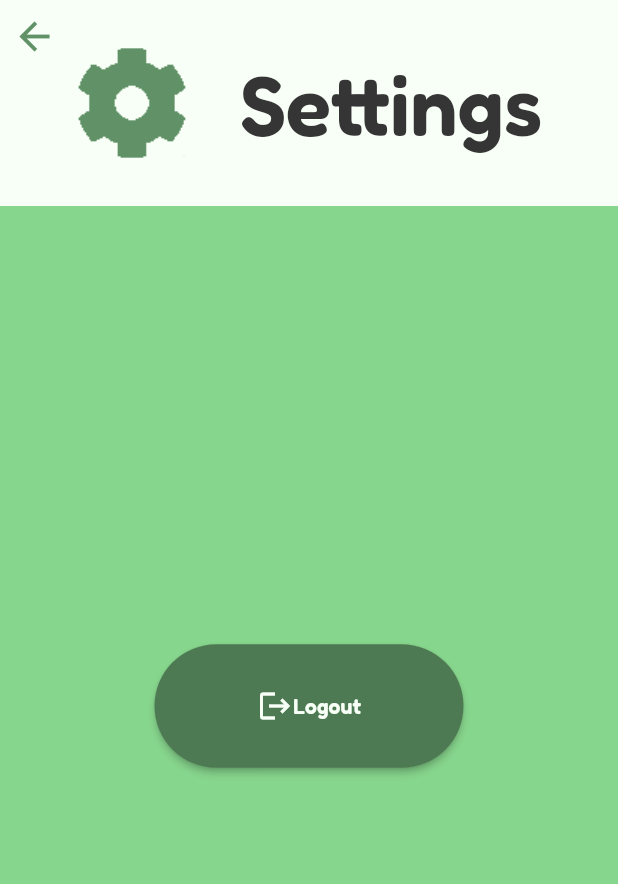
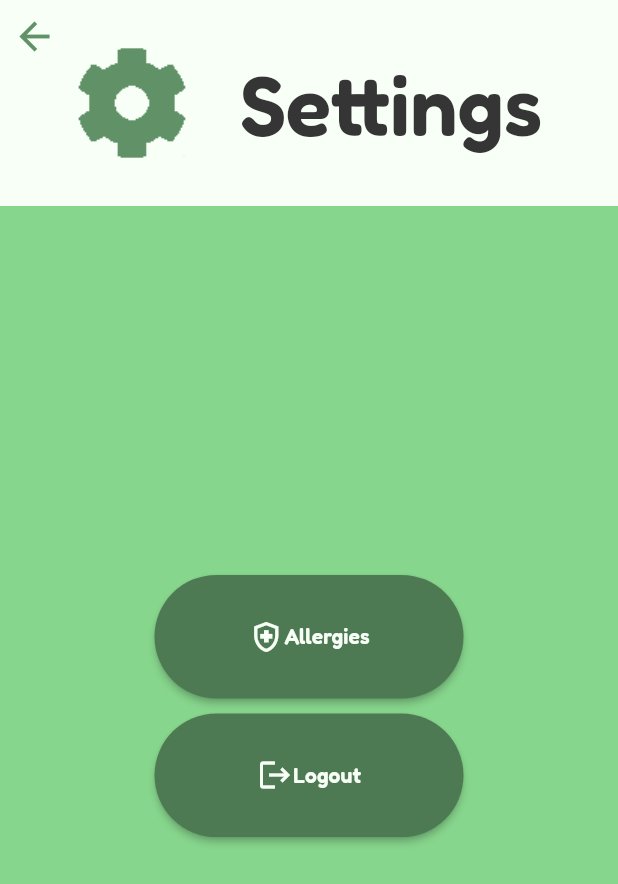
Before and after one commit to gitgudn00b/CSC-4330-Project, a Flutter app: the Settings screen opened directly, on a phone screen of 412 x 824 dp. Shown: the top 884 px of the screen. Run offline on Flutter 3.47's test engine with Material 3 defaults, Android fonts, the light colour scheme and no system bars; our stand-ins replace supabase_flutter; missing offline and left inert: dart:ffi; accounts and stored records are empty; statements that could not run were skipped.

Commit message:
Started on allergies page

```diff
--- a/lib/settings/settings.dart
+++ b/lib/settings/settings.dart
@@ -3,6 +3,7 @@ import 'package:flutter/material.dart';
 import 'package:flutter/services.dart';
 import 'package:supabase_flutter/supabase_flutter.dart';
 import 'package:waste_protector/main.dart';
+import 'package:waste_protector/allergies/allergies.dart';
 import 'package:waste_protector/settings/settings_appbar.dart';
 
 class Settings extends StatefulWidget {
@@ -56,6 +57,35 @@ class _SettingsState extends State<Settings> {
                 ],
               )));
 
+  Widget _buildAllergiesButton(
+          BuildContext context, double height, double width) =>
+      Padding(
+          padding: EdgeInsets.symmetric(horizontal: width / 4),
+          child: MaterialButton(
+              onPressed: () {
+          Navigator.push(
+              context,
+              MaterialPageRoute<Scaffold>(
+                  builder: (context) => const Allergies()));
+        },
+              shape: const RoundedRectangleBorder(
+                  borderRadius: BorderRadius.all(Radius.circular(50))),
+              height: height / 10,
+              color: const Color(0xFF4E7A53),
+              child: const Row(
+                mainAxisAlignment: MainAxisAlignment.center,
+                children: [
+                  Icon(
+                    Icons.health_and_safety_outlined,
+                    color: Color(0xFFF7FFF6),
+                  ),
+                  Text(
+                    'Allergies',
+                    style: TextStyle(color: Color(0xFFF7FFF6)),
+                  )
+                ],
+              )));
+
   @override
   Widget build(BuildContext context) {
     var height = MediaQuery.of(context).size.height;
@@ -70,6 +100,8 @@ class _SettingsState extends State<Settings> {
                     crossAxisAlignment: CrossAxisAlignment.center,
                     mainAxisAlignment: MainAxisAlignment.center,
                     children: [
+              _buildAllergiesButton(context, height, width),
+              SizedBox(height: 10),
               _buildLogoutButton(context, height, width),
               Text(_errorMessage)
             ]))));
--- a/pubspec.yaml
+++ b/pubspec.yaml
@@ -60,6 +60,7 @@ flutter:
 
   # To add assets to your application, add an assets section, like this:
   assets:
+     - assets/project_images/allergies_hand.png
      - assets/project_images/apple_icon.png
      - assets/project_images/back_button.png
      - assets/project_images/back_button_rs.png
```
Also changed, not shown: lib/allergies/allergies.dart (added, +26 -0 lines), lib/allergies/allergies_appbar.dart (added, +30 -0 lines), pubspec.lock.
